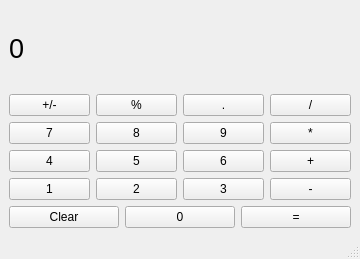
This is Lesson_5/Task_3/mainwindow.ui in kortuwka/NG-2024-Illia-Rabcinskiy as Qt 5 draws it before an edit. The edited form follows.
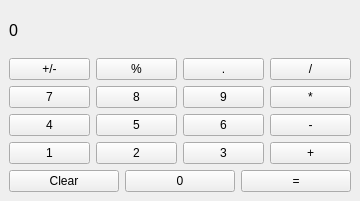
This is the edited form. Icons and pictures are not drawn.

```diff
--- a/Lesson_5/Task_3/mainwindow.ui
+++ b/Lesson_5/Task_3/mainwindow.ui
@@ -7,14 +7,9 @@
     <x>0</x>
     <y>0</y>
     <width>360</width>
-    <height>259</height>
+    <height>201</height>
    </rect>
   </property>
-  <property name="font">
-   <font>
-    <pointsize>9</pointsize>
-   </font>
-  </property>
   <property name="windowTitle">
    <string>Calculator</string>
   </property>
@@ -23,14 +18,17 @@
     <normaloff>../../../../../../Admin/Downloads/icon.png</normaloff>../../../../../../Admin/Downloads/icon.png</iconset>
   </property>
   <widget class="QWidget" name="centralwidget">
-   <layout class="QHBoxLayout" name="horizontalLayout_6">
+   <layout class="QVBoxLayout" name="verticalLayout_2">
     <item>
      <layout class="QVBoxLayout" name="verticalLayout">
+      <property name="spacing">
+       <number>6</number>
+      </property>
       <item>
        <widget class="QLabel" name="Show_numbers">
         <property name="font">
          <font>
-          <pointsize>20</pointsize>
+          <pointsize>12</pointsize>
          </font>
         </property>
         <property name="text">
@@ -71,7 +69,7 @@
        </layout>
       </item>
       <item>
-       <layout class="QHBoxLayout" name="horizontalLayout_5">
+       <layout class="QHBoxLayout" name="horizontalLayout_2">
         <item>
          <widget class="QPushButton" name="pushButton_7">
           <property name="text">
@@ -94,7 +92,7 @@
          </widget>
         </item>
         <item>
-         <widget class="QPushButton" name="pushButton_pomno">
+         <widget class="QPushButton" name="pushButton_multiply">
           <property name="text">
            <string>*</string>
           </property>
@@ -103,7 +101,7 @@
        </layout>
       </item>
       <item>
-       <layout class="QHBoxLayout" name="horizontalLayout_4">
+       <layout class="QHBoxLayout" name="horizontalLayout_3">
         <item>
          <widget class="QPushButton" name="pushButton_4">
           <property name="text">
@@ -126,16 +124,16 @@
          </widget>
         </item>
         <item>
-         <widget class="QPushButton" name="pushButton_plus">
+         <widget class="QPushButton" name="pushButton_minus">
           <property name="text">
-           <string>+</string>
+           <string>-</string>
           </property>
          </widget>
         </item>
        </layout>
       </item>
       <item>
-       <layout class="QHBoxLayout" name="horizontalLayout_3">
+       <layout class="QHBoxLayout" name="horizontalLayout_4">
         <item>
          <widget class="QPushButton" name="pushButton_1">
           <property name="text">
@@ -158,16 +156,16 @@
          </widget>
         </item>
         <item>
-         <widget class="QPushButton" name="pushButton_minus">
+         <widget class="QPushButton" name="pushButton_plus">
           <property name="text">
-           <string>-</string>
+           <string>+</string>
           </property>
          </widget>
         </item>
        </layout>
       </item>
       <item>
-       <layout class="QHBoxLayout" name="horizontalLayout_2">
+       <layout class="QHBoxLayout" name="horizontalLayout_5">
         <item>
          <widget class="QPushButton" name="pushButton_clear">
           <property name="text">
@@ -183,7 +181,7 @@
          </widget>
         </item>
         <item>
-         <widget class="QPushButton" name="pushButton_rov">
+         <widget class="QPushButton" name="pushButton_smooth">
           <property name="text">
            <string>=</string>
           </property>
@@ -195,17 +193,6 @@
     </item>
    </layout>
   </widget>
-  <widget class="QMenuBar" name="menubar">
-   <property name="geometry">
-    <rect>
-     <x>0</x>
-     <y>0</y>
-     <width>360</width>
-     <height>21</height>
-    </rect>
-   </property>
-  </widget>
-  <widget class="QStatusBar" name="statusbar"/>
  </widget>
  <resources/>
  <connections/>
```
Left out of the diff: 10 changed lines with no effect on the pictures.
